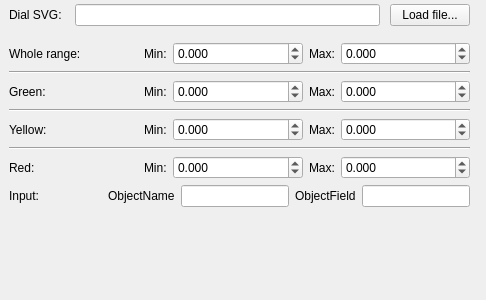
This is ground/src/plugins/lineardial/lineardialgadgetoptionspage.ui in openpilot/OpenPilot as Qt 5 draws it before an edit. The edited form follows.
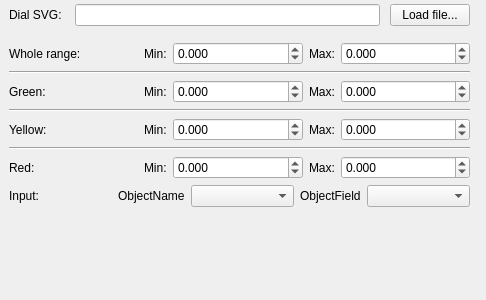
This is the edited form.

Commit message: Linear dial: now connects to objects and prints field name. I will add field value + unit later. Tests welcome on real HW. Need to also add a font chooser in the config. Use with dials-master-linear.svg

```diff
--- a/ground/src/plugins/lineardial/lineardialgadgetoptionspage.ui
+++ b/ground/src/plugins/lineardial/lineardialgadgetoptionspage.ui
@@ -394,7 +394,14 @@
        </widget>
       </item>
       <item>
-       <widget class="QLineEdit" name="lineEdit"/>
+       <widget class="QComboBox" name="objectName">
+        <property name="sizePolicy">
+         <sizepolicy hsizetype="Expanding" vsizetype="Fixed">
+          <horstretch>0</horstretch>
+          <verstretch>0</verstretch>
+         </sizepolicy>
+        </property>
+       </widget>
       </item>
       <item>
        <widget class="QLabel" name="label_19">
@@ -404,7 +411,14 @@
        </widget>
       </item>
       <item>
-       <widget class="QLineEdit" name="lineEdit_2"/>
+       <widget class="QComboBox" name="objectField">
+        <property name="sizePolicy">
+         <sizepolicy hsizetype="Expanding" vsizetype="Fixed">
+          <horstretch>0</horstretch>
+          <verstretch>0</verstretch>
+         </sizepolicy>
+        </property>
+       </widget>
       </item>
      </layout>
     </item>
```
The commit also changes 8 other files.
